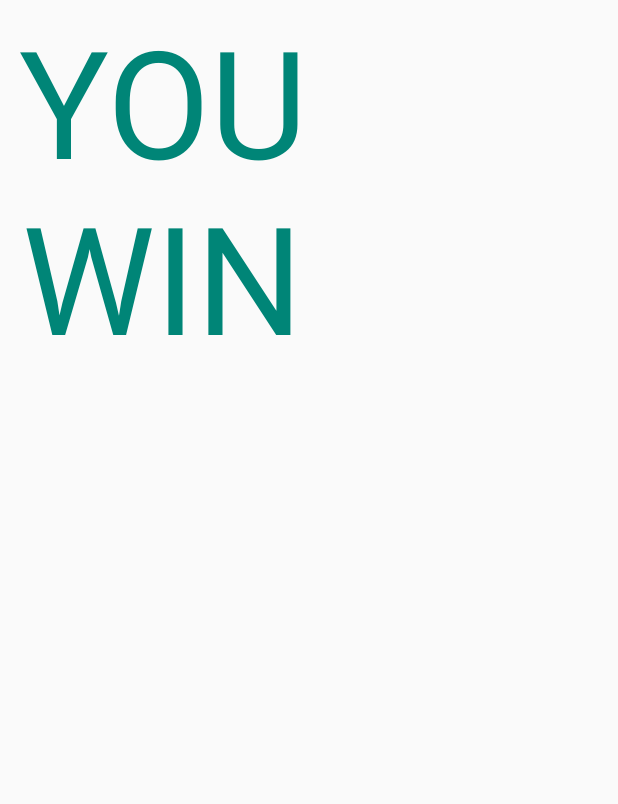
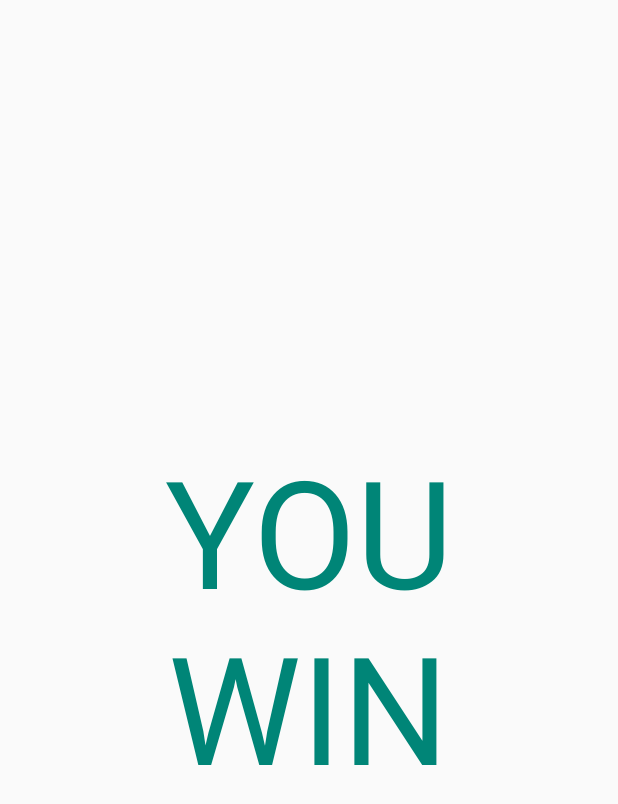
Before and after one commit to sherleywang/MiniGame, an Android app: the layout activity_win_screen.xml on its own in the app's theme, with its tools: preview values and no code run, on a phone screen of 412 x 824 dp. Shown: the top 804 px of the screen. Run offline under Robolectric (Android 15) with nearby library versions, the phone set to English and light mode, and no system bars.

Commit message:
-Implemented win screen into winning conditions. -Fixed "YOU WIN" constraints and added it as a string value. -Removed action bar from win screen.

```diff
--- a/app/src/main/AndroidManifest.xml
+++ b/app/src/main/AndroidManifest.xml
@@ -9,7 +9,6 @@
         android:roundIcon="@mipmap/ic_launcher_round"
         android:supportsRtl="true"
         android:theme="@style/AppTheme">
-        <activity android:name=".WinScreen"></activity>
         <activity
             android:name=".MainActivity"
             android:label="@string/app_name"
@@ -20,6 +19,10 @@
                 <category android:name="android.intent.category.LAUNCHER" />
             </intent-filter>
         </activity>
+        <activity
+            android:name=".WinScreen"
+            android:theme="@style/AppTheme.NoActionBar">
+        </activity>
     </application>
 
 </manifest>
--- a/app/src/main/res/layout/activity_win_screen.xml
+++ b/app/src/main/res/layout/activity_win_screen.xml
@@ -8,12 +8,18 @@
 
     <TextView
         android:id="@+id/textView"
-        android:layout_width="216dp"
-        android:layout_height="259dp"
-        android:text="YOU WIN"
+        android:layout_width="0dp"
+        android:layout_height="wrap_content"
+        android:layout_marginStart="97dp"
+        android:layout_marginTop="236dp"
+        android:layout_marginEnd="98dp"
+        android:layout_marginBottom="236dp"
+        android:text="@string/win_text"
         android:textAlignment="center"
         android:textColor="@color/colorPrimary"
         android:textSize="100sp"
-        tools:layout_editor_absoluteX="97dp"
-        tools:layout_editor_absoluteY="236dp" />
+        app:layout_constraintBottom_toBottomOf="parent"
+        app:layout_constraintEnd_toEndOf="parent"
+        app:layout_constraintStart_toStartOf="parent"
+        app:layout_constraintTop_toTopOf="parent" />
 </android.support.constraint.ConstraintLayout>
```
Also changed, not shown: app/src/main/java/summer19/minigame/MainActivity.java (+13 -3 lines), app/src/main/res/values/strings.xml (+1 -12 lines).
